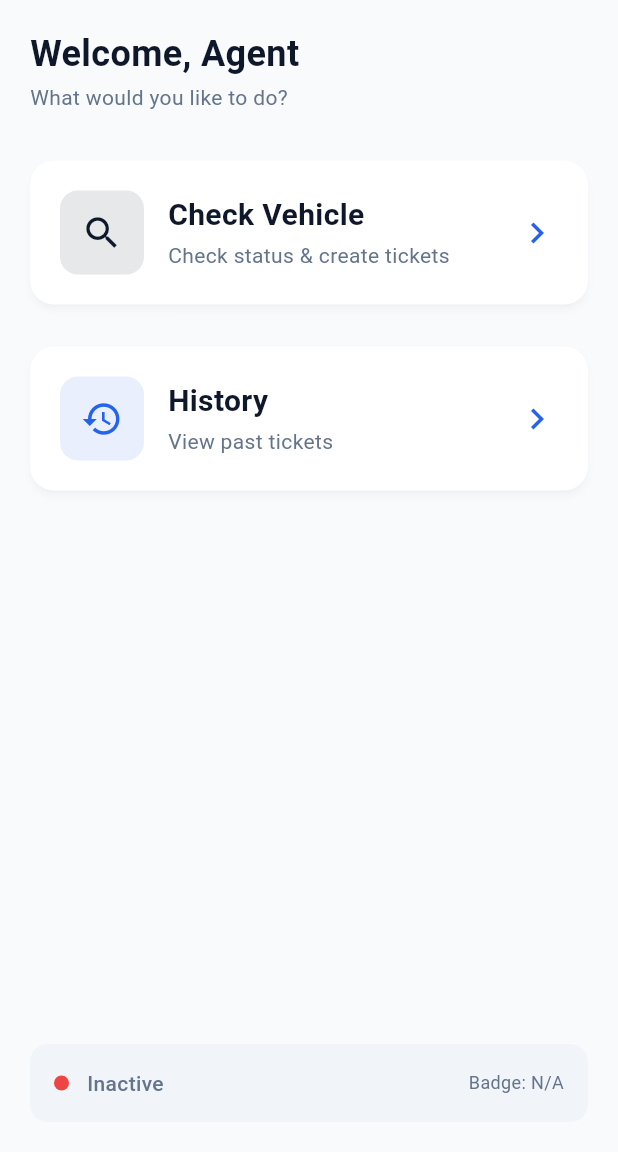
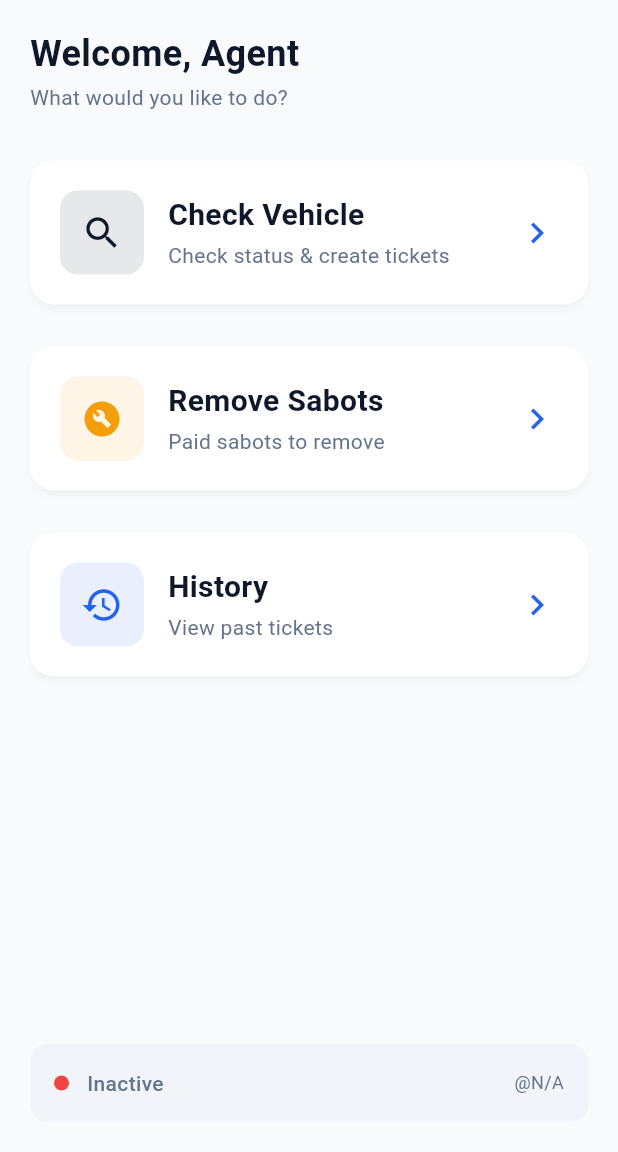
Before and after one commit to benayed0/parkup_agent, a Flutter app: the HomePage screen opened by its route, on a phone screen of 412 x 824 dp, the part 84-1236 px from its top. Run offline on Flutter 3.47's test engine with Material 3 defaults, Android fonts, the light colour scheme and no system bars; our stand-ins replace dio, flutter_map, geolocator, latlong2, shared_preferences; accounts and stored records are empty.

Commit message:
Add pending removals feature and enhance ticket management

```diff
--- a/lib/core/network/api_config.dart
+++ b/lib/core/network/api_config.dart
@@ -27,6 +27,7 @@ class ApiConfig {
 
   // Endpoints - Tickets
   static const String tickets = '/tickets';
+  static String ticketById(String id) => '/tickets/$id';
   static String ticketsByAgent(String agentId) => '/tickets/agent/$agentId';
   static String ticketsByPlate(String plate) => '/tickets/plate/$plate';
   static String checkUnpaidTickets(String plate) => '/tickets/check/$plate';
--- a/lib/core/routing/app_router.dart
+++ b/lib/core/routing/app_router.dart
@@ -4,6 +4,7 @@ import '../../features/auth/presentation/pages/login_page.dart';
 import '../../features/home/presentation/pages/home_page.dart';
 import '../../features/check_vehicle/presentation/pages/check_vehicle_page.dart';
 import '../../features/history/presentation/pages/history_page.dart';
+import '../../features/pending_removals/presentation/pages/pending_removals_page.dart';
 
 /// Application router
 /// Handles all navigation within the app
@@ -25,6 +26,9 @@ class AppRouter {
       case AppRoutes.history:
         return _buildRoute(const HistoryPage(), settings);
 
+      case AppRoutes.pendingRemovals:
+        return _buildRoute(const PendingRemovalsPage(), settings);
+
       default:
         return _buildRoute(const LoginPage(), settings);
     }
--- a/lib/core/routing/app_routes.dart
+++ b/lib/core/routing/app_routes.dart
@@ -12,4 +12,5 @@ class AppRoutes {
   // Feature routes
   static const String checkVehicle = '/check-vehicle';
   static const String history = '/history';
+  static const String pendingRemovals = '/pending-removals';
 }
--- a/lib/features/history/presentation/widgets/ticket_detail_sheet.dart
+++ b/lib/features/history/presentation/widgets/ticket_detail_sheet.dart
@@ -180,6 +180,8 @@ class TicketDetailSheet extends StatelessWidget {
         return AppColors.warning;
       case TicketStatus.paid:
         return AppColors.success;
+      case TicketStatus.removed:
+        return AppColors.primary;
       case TicketStatus.appealed:
         return AppColors.info;
       case TicketStatus.dismissed:
--- a/lib/features/history/presentation/widgets/ticket_list_item.dart
+++ b/lib/features/history/presentation/widgets/ticket_list_item.dart
@@ -141,6 +141,8 @@ class TicketListItem extends StatelessWidget {
         return AppColors.warning;
       case TicketStatus.paid:
         return AppColors.success;
+      case TicketStatus.removed:
+        return AppColors.primary;
       case TicketStatus.appealed:
         return AppColors.info;
       case TicketStatus.dismissed:
--- a/lib/features/home/presentation/pages/home_page.dart
+++ b/lib/features/home/presentation/pages/home_page.dart
@@ -1,12 +1,44 @@
 import 'package:flutter/material.dart';
 import '../../../../core/core.dart';
+import '../../../../shared/models/models.dart';
 import '../../../../shared/widgets/widgets.dart';
 import '../../../auth/data/repositories/auth_repository.dart';
+import '../../../history/data/repositories/history_repository.dart';
 
 /// Home page
 /// Central hub with main navigation actions
-class HomePage extends StatelessWidget {
+class HomePage extends StatefulWidget {
   const HomePage({super.key});
+
+  @override
+  State<HomePage> createState() => _HomePageState();
+}
+
+class _HomePageState extends State<HomePage> {
+  int _pendingRemovalsCount = 0;
+
+  @override
+  void initState() {
+    super.initState();
+    _loadPendingRemovalsCount();
+  }
+
+  Future<void> _loadPendingRemovalsCount() async {
+    try {
+      final tickets = await historyRepository.getTickets();
+      final count = tickets
+          .where((t) =>
+              t.reason == TicketReason.carSabot &&
+              t.status == TicketStatus.paid)
+          .length;
+
+      if (mounted) {
+        setState(() => _pendingRemovalsCount = count);
+      }
+    } catch (_) {
+      // Silently fail - badge just won't show
+    }
+  }
 
   @override
   Widget build(BuildContext context) {
@@ -62,6 +94,25 @@ class HomePage extends StatelessWidget {
 
                     const SizedBox(height: 12),
 
+                    // Pending removals action
+                    ActionCard(
+                      icon: Icons.build_circle,
+                      title: 'Remove Sabots',
+                      subtitle: 'Paid sabots to remove',
+                      backgroundColor: AppColors.warning.withValues(alpha: 0.1),
+                      iconColor: AppColors.warning,
+                      badgeCount: _pendingRemovalsCount,
+                      onTap: () async {
+                        await Navigator.of(context).pushNamed(
+                          AppRoutes.pendingRemovals,
+                        );
+                        // Refresh count when returning
+                        _loadPendingRemovalsCount();
+                      },
+                    ),
+
+                    const SizedBox(height: 12),
+
                     // History action
                     ActionCard(
                       icon: Icons.history,
@@ -107,7 +158,7 @@ class HomePage extends StatelessWidget {
                     ),
                     const Spacer(),
                     Text(
-                      'Badge: ${agent?.agentCode ?? 'N/A'}',
+                      '@${agent?.username ?? 'N/A'}',
                       style: AppTextStyles.caption,
                     ),
                   ],
--- /dev/null
+++ b/lib/features/pending_removals/pending_removals.dart
@@ -0,0 +1 @@
+export 'presentation/pages/pending_removals_page.dart';
--- a/lib/shared/models/agent.dart
+++ b/lib/shared/models/agent.dart
@@ -4,7 +4,6 @@ import 'parking_zone.dart';
 /// Represents a parking agent user
 class Agent {
   final String id;
-  final String agentCode;
   final String name;
   final String username;
   final String? phone;
@@ -13,7 +12,6 @@ class Agent {
 
   const Agent({
     required this.id,
-    required this.agentCode,
     required this.name,
     required this.username,
     this.phone,
@@ -38,7 +36,6 @@ class Agent {
 
     return Agent(
       id: json['_id'] as String? ?? json['id'] as String,
-      agentCode: json['agentCode'] as String? ?? '',
       name: json['name'] as String,
       username: json['username'] as String,
       phone: json['phone'] as String?,
@@ -51,7 +48,6 @@ class Agent {
   Map<String, dynamic> toJson() {
     return {
       'id': id,
-      'agentCode': agentCode,
       'name': name,
       'username': username,
       'phone': phone,
@@ -63,7 +59,6 @@ class Agent {
   /// Create a copy with modified fields
   Agent copyWith({
     String? id,
-    String? agentCode,
     String? name,
     String? username,
     String? phone,
@@ -72,7 +67,6 @@ class Agent {
   }) {
     return Agent(
       id: id ?? this.id,
-      agentCode: agentCode ?? this.agentCode,
       name: name ?? this.name,
       username: username ?? this.username,
       phone: phone ?? this.phone,
--- a/lib/shared/models/ticket.dart
+++ b/lib/shared/models/ticket.dart
@@ -30,6 +30,7 @@ enum TicketReason {
 enum TicketStatus {
   pending('pending', 'Pending'),
   paid('paid', 'Paid'),
+  removed('removed', 'Removed'),
   appealed('appealed', 'Appealed'),
   dismissed('dismissed', 'Dismissed'),
   overdue('overdue', 'Overdue');
--- a/lib/shared/widgets/action_card.dart
+++ b/lib/shared/widgets/action_card.dart
@@ -10,6 +10,7 @@ class ActionCard extends StatelessWidget {
   final VoidCallback onTap;
   final Color? backgroundColor;
   final Color? iconColor;
+  final int? badgeCount;
 
   const ActionCard({
     super.key,
@@ -19,6 +20,7 @@ class ActionCard extends StatelessWidget {
     required this.onTap,
     this.backgroundColor,
     this.iconColor,
+    this.badgeCount,
   });
 
   @override
@@ -66,7 +68,27 @@ class ActionCard extends StatelessWidget {
                   ],
                 ),
               ),
-              // Arrow indicator
+              // Badge and arrow indicator
+              if (badgeCount != null && badgeCount! > 0) ...[
+                Container(
+                  padding: const EdgeInsets.symmetric(
+                    horizontal: 10,
+                    vertical: 4,
+                  ),
+                  decoration: BoxDecoration(
+                    color: iconColor ?? AppColors.primary,
+                    borderRadius: BorderRadius.circular(12),
+                  ),
+                  child: Text(
+                    badgeCount! > 99 ? '99+' : badgeCount.toString(),
+                    style: AppTextStyles.caption.copyWith(
+                      color: Colors.white,
+                      fontWeight: FontWeight.w600,
+                    ),
+                  ),
+                ),
+                const SizedBox(width: 8),
+              ],
               const Icon(
                 Icons.chevron_right,
                 color: AppColors.secondary,
--- a/pubspec.yaml
+++ b/pubspec.yaml
@@ -23,6 +23,9 @@ dependencies:
   flutter_map: ^7.0.2
   latlong2: ^0.9.1
 
+  # URL launching (for navigation)
+  url_launcher: ^6.3.1
+
 dev_dependencies:
   flutter_test:
     sdk: flutter
```
Also changed, not shown: lib/features/create_ticket/data/repositories/ticket_repository.dart (+29 -17 lines), lib/features/pending_removals/presentation/pages/pending_removals_page.dart (added, +391 -0 lines), pubspec.lock, 5 other files.
